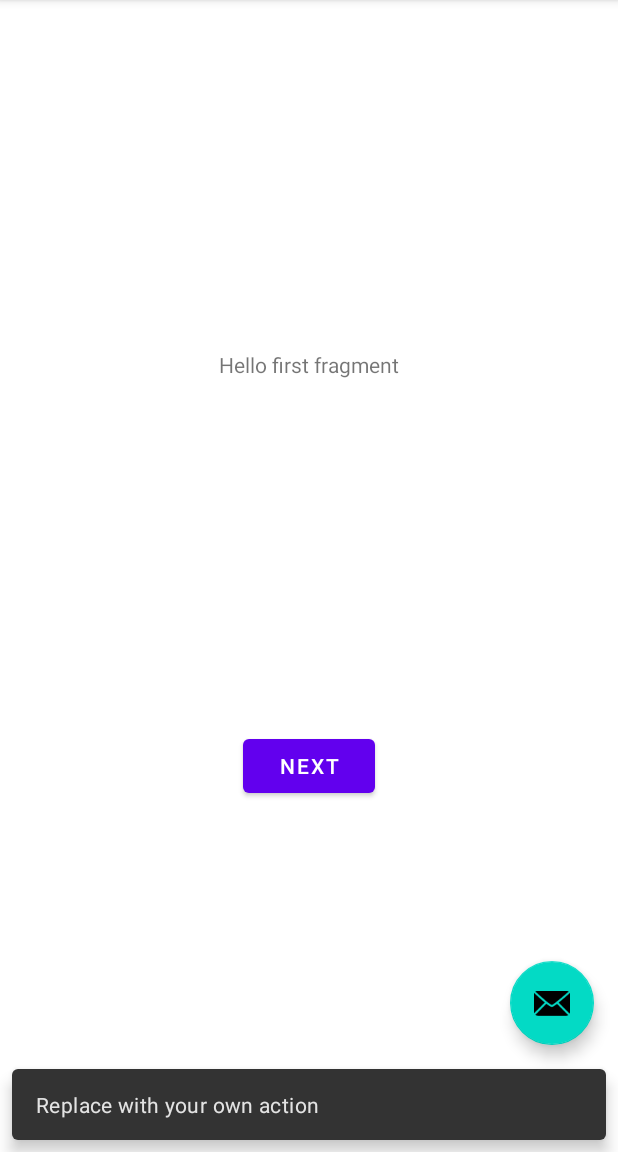
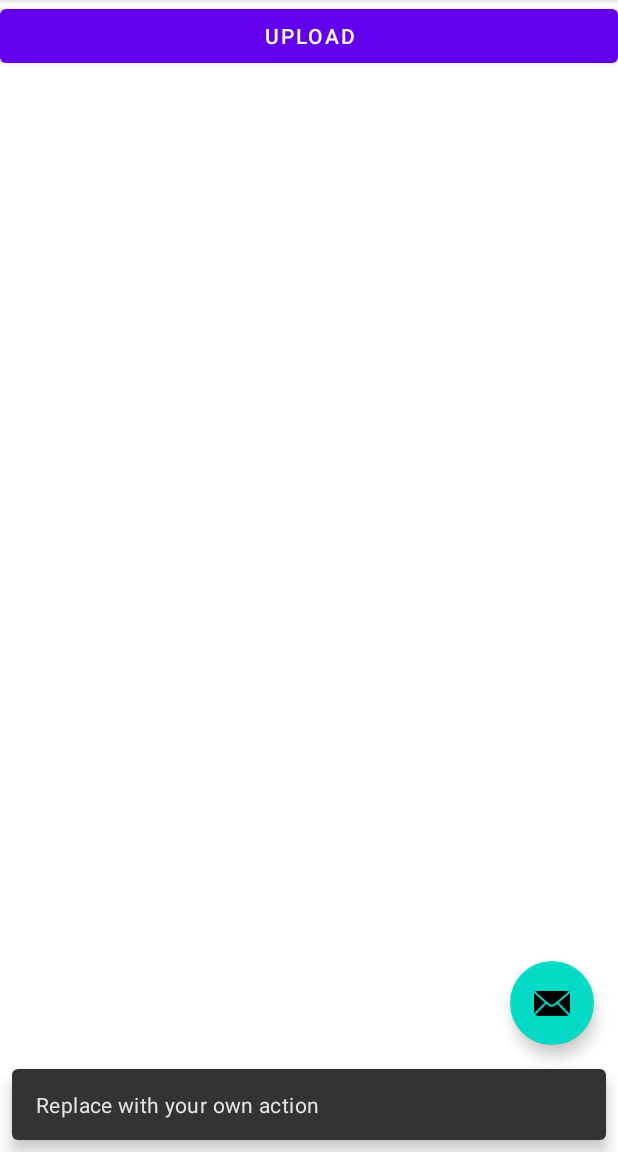
Before and after one commit to tobiasbriones/ep-file-system, an Android app: the screen it shows after launch (MainActivity), after a tap on an icon or button, on a phone screen of 412 x 824 dp, the part 84-1236 px from its top. Run offline under Robolectric (Android 15) with nearby library versions, the phone set to English and light mode, and no system bars; our stand-ins replace navigation-ui.

Commit message:
Add button for action UPLOAD

```diff
--- a/client/app/src/main/java/engineer/mathsoftware/ep/tcpfs/MainFragment.kt
+++ b/client/app/src/main/java/engineer/mathsoftware/ep/tcpfs/MainFragment.kt
@@ -5,7 +5,6 @@ import android.view.LayoutInflater
 import android.view.View
 import android.view.ViewGroup
 import androidx.fragment.app.Fragment
-import androidx.navigation.fragment.findNavController
 import engineer.mathsoftware.ep.tcpfs.databinding.FragmentMainBinding
 
 /**
@@ -30,8 +29,8 @@ class MainFragment : Fragment() {
     override fun onViewCreated(view: View, savedInstanceState: Bundle?) {
         super.onViewCreated(view, savedInstanceState)
 
-        binding.buttonFirst.setOnClickListener {
-            findNavController().navigate(R.id.action_FirstFragment_to_SecondFragment)
+        binding.buttonUpload.setOnClickListener {
+            chooseFileToUpload()
         }
     }
 
@@ -39,4 +38,8 @@ class MainFragment : Fragment() {
         super.onDestroyView()
         _binding = null
     }
+
+    private fun chooseFileToUpload() {
+        // TODO
+    }
 }
--- a/client/app/src/main/res/layout/fragment_main.xml
+++ b/client/app/src/main/res/layout/fragment_main.xml
@@ -1,5 +1,5 @@
 <?xml version="1.0" encoding="utf-8"?>
-<androidx.constraintlayout.widget.ConstraintLayout xmlns:android="http://schemas.android.com/apk/res/android"
+<LinearLayout xmlns:android="http://schemas.android.com/apk/res/android"
     xmlns:app="http://schemas.android.com/apk/res-auto"
     xmlns:tools="http://schemas.android.com/tools"
     android:layout_width="match_parent"
@@ -7,25 +7,19 @@
     tools:context=".MainFragment"
     >
 
-    <TextView
-        android:id="@+id/textview_first"
-        android:layout_width="wrap_content"
+    <LinearLayout
+        android:orientation="horizontal"
+        android:layout_width="match_parent"
         android:layout_height="wrap_content"
-        android:text="@string/hello_first_fragment"
-        app:layout_constraintTop_toTopOf="parent"
-        app:layout_constraintStart_toStartOf="parent"
-        app:layout_constraintEnd_toEndOf="parent"
-        app:layout_constraintBottom_toTopOf="@id/button_first"
-        />
+        tools:layout_editor_absoluteY="1dp"
+        tools:layout_editor_absoluteX="1dp"
+        >
 
-    <Button
-        android:id="@+id/button_first"
-        android:layout_width="wrap_content"
-        android:layout_height="wrap_content"
-        android:text="@string/next"
-        app:layout_constraintTop_toBottomOf="@id/textview_first"
-        app:layout_constraintStart_toStartOf="parent"
-        app:layout_constraintEnd_toEndOf="parent"
-        app:layout_constraintBottom_toBottomOf="parent"
-        />
-</androidx.constraintlayout.widget.ConstraintLayout>
+        <Button
+            android:id="@+id/button_upload"
+            android:layout_width="match_parent"
+            android:layout_height="wrap_content"
+            android:text="@string/upload"
+            />
+    </LinearLayout>
+</LinearLayout>
--- a/client/app/src/main/res/values/strings.xml
+++ b/client/app/src/main/res/values/strings.xml
@@ -10,4 +10,5 @@
     <string name="hello_first_fragment">Hello first fragment</string>
     <string name="hello_second_fragment">Hello second fragment. Arg: %1$s
     </string>
+    <string name="upload">Upload</string>
 </resources>
```
